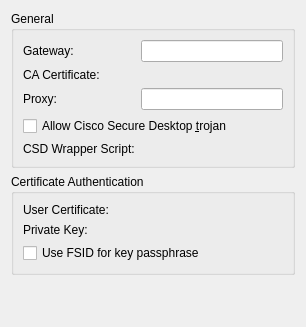
Above: vpn/openconnect/openconnectprop.ui from KDE/plasma-nm before the change. Below: the same form after it.
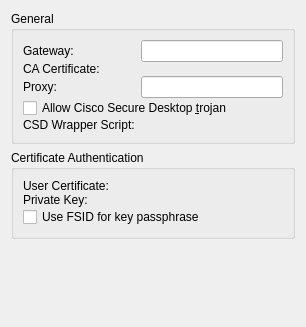
That is the form after the change. Custom widgets are drawn as their Qt base class.

Patch:
```diff
--- a/vpn/openconnect/openconnectprop.ui
+++ b/vpn/openconnect/openconnectprop.ui
@@ -20,6 +20,9 @@
       <string comment="like in General settings">General</string>
      </property>
      <layout class="QFormLayout" name="formLayout">
+    <property name="verticalSpacing">
+    <number>0</number>
+    </property>
       <property name="fieldGrowthPolicy">
        <enum>QFormLayout::ExpandingFieldsGrow</enum>
       </property>
@@ -91,6 +94,9 @@
       <string>Certificate Authentication</string>
      </property>
      <layout class="QFormLayout" name="formLayout_2">
+    <property name="verticalSpacing">
+    <number>0</number>
+    </property>
       <item row="0" column="0">
        <widget class="QLabel" name="label_5">
         <property name="text">
```
